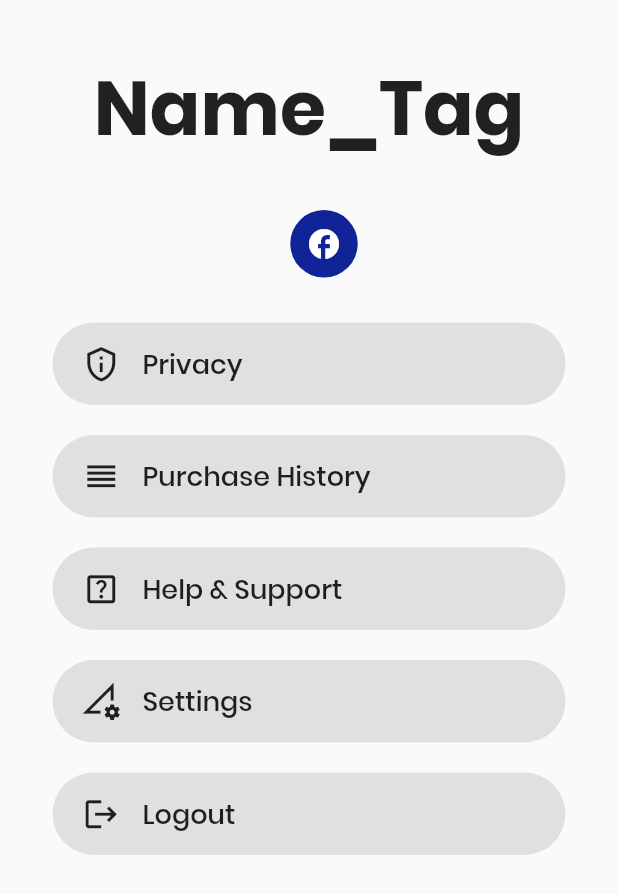
After one commit to aredpig/joyfulfashionista, a Flutter app: the Profile screen opened directly, on a phone screen of 412 x 824 dp. The commit adds this screen. Shown: the top 894 px of the screen. Run offline on Flutter 3.47's test engine with Material 2 defaults, Android fonts, the phone set to English and light mode, and no system bars; our stand-ins replace carousel_slider, dio, flutter_html, shared_preferences; accounts and stored records are empty; network calls fail; statements that could not run were skipped.

Commit message:
Adding profile page with onPressed issue

```diff
--- a/joyfulfashionista/lib/pages/home_page.dart
+++ b/joyfulfashionista/lib/pages/home_page.dart
@@ -3,7 +3,7 @@ import 'package:flutter/services.dart';
 import '../utlils/cart_icons.dart';
 import 'cart_page.dart';
 import 'dashboard_page.dart';
-import 'payment_screen.dart';
+import 'login_page.dart';
 
 class HomePage extends StatefulWidget {
   @override
@@ -17,8 +17,7 @@ class _HomePageState extends State<HomePage> {
     DashboardPage(),
     CartPage(),
     DashboardPage(),
-    // DashboardPage(),
-    PaymentScreen(),
+    Login(),
   ];
   int _index = 0;
 
--- a/joyfulfashionista/lib/pages/login_page.dart
+++ b/joyfulfashionista/lib/pages/login_page.dart
@@ -1,9 +1,8 @@
 import 'package:flutter/material.dart';
-
 import '../api_service.dart';
 import '../utlils/form_helper.dart';
 import '../utlils/progressHUD.dart';
-import 'home_page.dart';
+import 'profile_page.dart';
 import 'signup_page.dart';
 
 
@@ -147,7 +146,7 @@ class _LoginState extends State<Login> {
                                     Navigator.push(
                                       context,
                                       MaterialPageRoute(
-                                        builder: (context) => (HomePage()),
+                                        builder: (context) => (Profile()),
                                       ),
                                     );
                                   }
--- a/joyfulfashionista/lib/pages/payment_screen.dart
+++ b/joyfulfashionista/lib/pages/payment_screen.dart
@@ -1,5 +1,4 @@
 import 'package:flutter/material.dart';
-
 import '../model/payment.method.dart';
 import '../widgets/widget_payment_method.dart';
 import 'checkout_base.dart';
--- /dev/null
+++ b/joyfulfashionista/lib/pages/profile_page.dart
@@ -0,0 +1,150 @@
+import 'package:flutter/material.dart';
+import '../api_service.dart';
+import '../utlils/profile_constants.dart';
+import '../widgets/profile_list_item.dart';
+
+class Profile extends StatefulWidget {
+  Profile({Key key, this.title}) : super(key: key);
+  final String title;
+  @override
+  _ProfilePageState createState() => _ProfilePageState();
+}
+
+class _ProfilePageState extends State<Profile> {
+  APIService apiServices;
+  String username;
+  @override
+  void initState() {
+    apiServices = APIService();
+    super.initState();
+  }
+
+  @override
+  Widget build(BuildContext context) {
+    return Scaffold(
+      body: Stack(
+        children: <Widget>[
+          Padding(
+            padding: EdgeInsets.all(25),
+            child: Column(
+              children: <Widget>[
+                SizedBox(
+                  height: 10,
+                ),
+                // Get name from server
+                Text(
+                  'Name_Tag',
+                  style: TextStyle(
+                      fontSize: 50,
+                      fontWeight: FontWeight.w800,
+                      fontFamily: "Poppins"),
+                ),
+                SizedBox(height: 30),
+                SocialIcons(),
+                SizedBox(height: 30),
+                ProfileListItems(),
+              ],
+            ),
+          )
+        ],
+      ),
+    );
+  }
+
+  Widget _nametag(){
+    return SingleChildScrollView(
+      child: SafeArea(
+        child: Column(children: [
+          Container(
+
+
+          )
+        ],),
+      ) ,
+    );
+  }
+}
+
+
+class SocialIcons extends StatelessWidget {
+  @override
+  Widget build(BuildContext context) {
+    return Row(
+      mainAxisAlignment: MainAxisAlignment.center,
+      children: <Widget>[
+        SocialIcon(
+          color: Color(0xFF102397),
+          iconData: facebook,
+          onPressed: () {
+            print('facebook');
+          },
+        ),
+      ],
+    );
+  }
+}
+
+class SocialIcon extends StatelessWidget {
+  final Color color;
+  final IconData iconData;
+  final Function onPressed;
+
+  SocialIcon({this.color, this.iconData, this.onPressed});
+
+  @override
+  Widget build(BuildContext context) {
+    return new Padding(
+      padding: EdgeInsets.only(left: 20.0),
+      child: Container(
+        width: 45.0,
+        height: 45.0,
+        decoration: BoxDecoration(shape: BoxShape.circle, color: color),
+        child: RawMaterialButton(
+          shape: CircleBorder(),
+          onPressed: onPressed,
+          child: Icon(iconData, color: Colors.white),
+        ),
+      ),
+    );
+  }
+}
+
+class ProfileListItems extends StatelessWidget {
+  final Function onPressed;
+
+  ProfileListItems({this.onPressed});
+  @override
+  Widget build(BuildContext context) {
+    return Expanded(
+      child: ListView(
+        children: <Widget>[
+          ProfileListItem(
+            icon: IconData(0xf2d0, fontFamily: 'MaterialIcons'),
+            text: 'Privacy',
+            /////////Unsolved onpressed
+            onPressed: () {
+              print('here');
+            },
+          ),
+          ProfileListItem(
+            icon: IconData(0xe51e, fontFamily: 'MaterialIcons'),
+            text: 'Purchase History',
+          ),
+          ProfileListItem(
+            icon: IconData(0xf0f6, fontFamily: 'MaterialIcons'),
+            text: 'Help & Support',
+          ),
+          ProfileListItem(
+            icon: IconData(0xf26f, fontFamily: 'MaterialIcons'),
+            text: 'Settings',
+          ),
+
+          ProfileListItem(
+            icon: IconData(0xe3b3, fontFamily: 'MaterialIcons'),
+            text: 'Logout',
+          ),
+        ],
+      ),
+    );
+  }
+}
--- /dev/null
+++ b/joyfulfashionista/lib/widgets/profile_list_item.dart
@@ -0,0 +1,53 @@
+import 'package:flutter/material.dart';
+import '../utlils/profile_constants.dart';
+
+class ProfileListItem extends StatelessWidget {
+  final IconData icon;
+  final String text;
+  final bool hasNavigation;
+  final Function onPressed;
+
+  const ProfileListItem({
+    Key key,
+    this.icon,
+    this.text,
+    this.hasNavigation = true,
+    this.onPressed,
+  }) : super(key: key);
+
+  @override
+  Widget build(BuildContext context) {
+    return Container(
+      height: 55,
+      margin: EdgeInsets.symmetric(
+        horizontal: 10,
+      ).copyWith(
+        bottom: 20,
+      ),
+      padding: EdgeInsets.symmetric(
+        horizontal: 20,
+      ),
+      decoration: BoxDecoration(
+        borderRadius: BorderRadius.circular(30),
+        color: Colors.grey.shade300,
+      ),
+      child: Row(
+        children: <Widget>[
+          Icon(
+            this.icon,
+            size: 25,
+          ),
+          SizedBox(width: 15),
+          Text(
+            this.text,
+            style: kTitleTextStyle.copyWith(
+              fontWeight: FontWeight.w500,
+              fontFamily: "Poppins"
+            ),
+          ),
+          Spacer(),
+        ],
+      ),
+    );
+  }
+}
```
Also changed, not shown: joyfulfashionista/lib/api_service.dart (+20 -0 lines), joyfulfashionista/lib/main.dart (+4 -7 lines), joyfulfashionista/lib/utlils/profile_constants.dart (added, +34 -0 lines), joyfulfashionista/pubspec.yaml (+12 -7 lines), joyfulfashionista/asset/fonts/Nunito/Nunito-Bold.ttf (added), joyfulfashionista/asset/fonts/Nunito/Nunito-Regular.ttf (added), joyfulfashionista/asset/fonts/Nunito/Nunito-SemiBold.ttf (added), joyfulfashionista/asset/fonts/Poppins/Poppins-Bold.ttf (added), joyfulfashionista/asset/fonts/Poppins/Poppins-Medium.ttf (added), joyfulfashionista/asset/fonts/Poppins/Poppins-Regular.ttf (added), joyfulfashionista/asset/icons/menu.svg (added), joyfulfashionista/asset/icons/search.svg (added).
